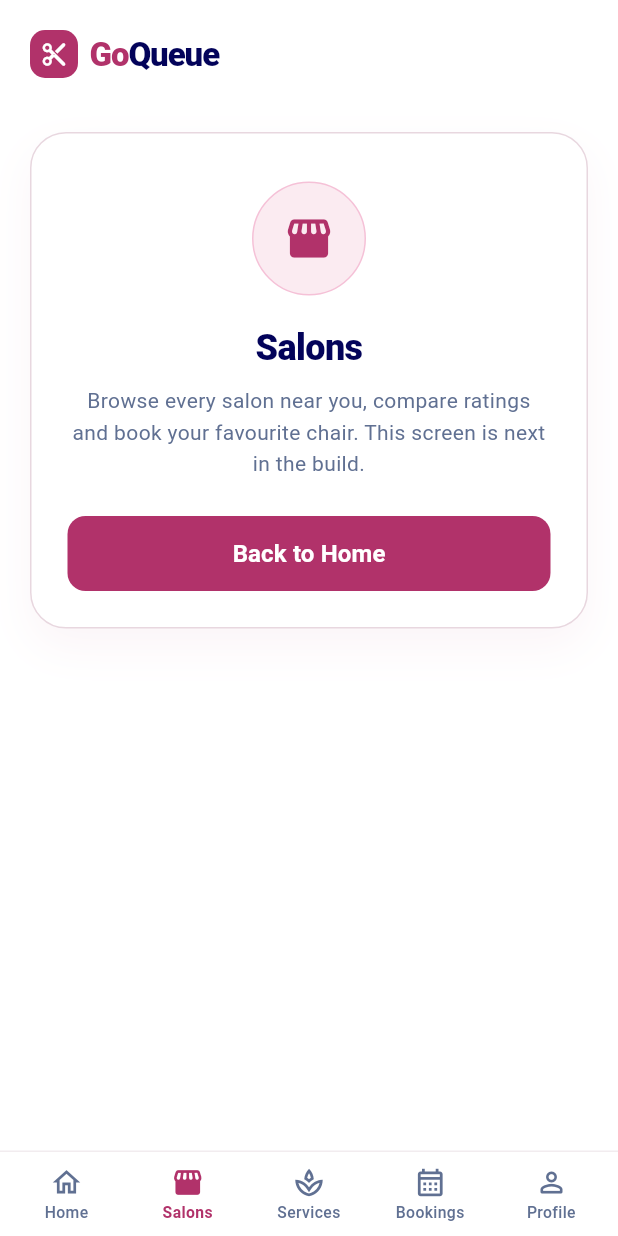
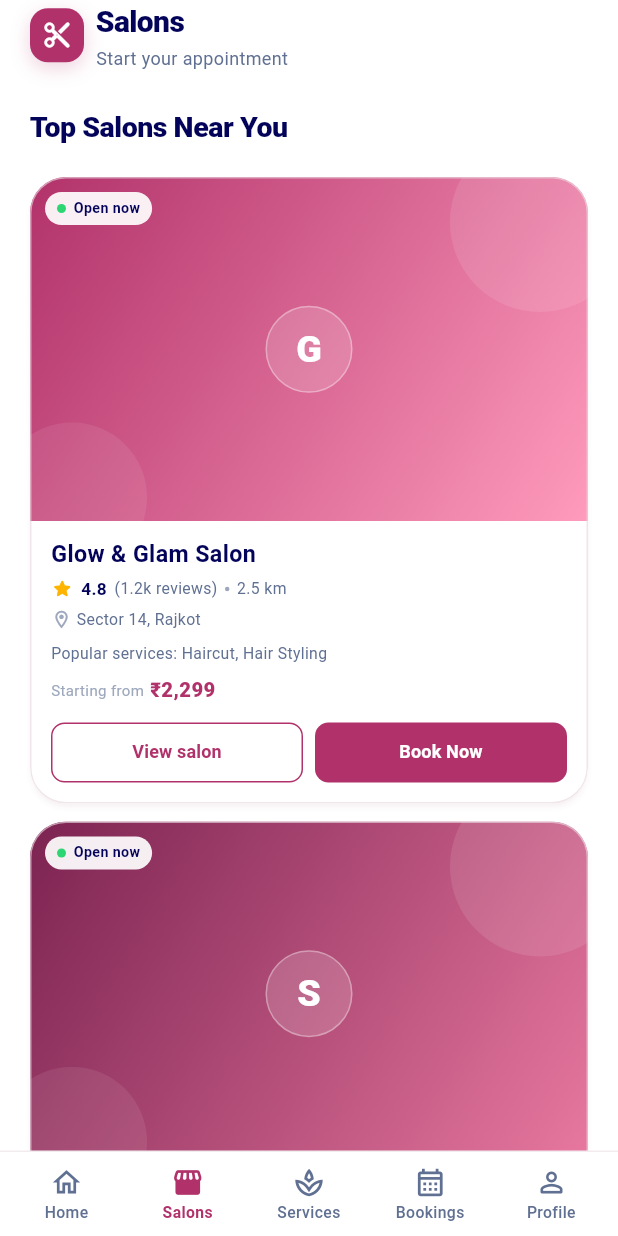
Before and after one commit to kkalariya988-spec/GoQueue, a Flutter app: the UserHomePage screen opened by its route, scrolled down 400 dp, after a tap on "Salons", on a phone screen of 412 x 824 dp. Run offline on Flutter 3.47's test engine with Material 3 defaults, Android fonts, the phone set to English and light mode, and no system bars; accounts and stored records are empty.

Commit message:
some changes and salon page

```diff
--- a/lib/app/router/app_router.dart
+++ b/lib/app/router/app_router.dart
@@ -9,6 +9,7 @@ import '../../features/auth/presentation/pages/forgot_password_page.dart';
 import '../../features/auth/presentation/pages/reset_password_page.dart';
 import '../../features/auth/presentation/pages/success_page.dart';
 import '../../features/user/presentation/pages/user_home_page.dart';
+import '../../features/user/presentation/pages/salons_list_page.dart';
 
 class AppRouter {
   AppRouter._();
@@ -56,6 +57,10 @@ class AppRouter {
       case RouteNames.userHome:
         return MaterialPageRoute(builder: (_) => const UserHomePage());
 
+      // TEMPORARY: customer Salons list until the real flow is built.
+      case RouteNames.userSalons:
+        return MaterialPageRoute(builder: (_) => const SalonsListPage());
+
       default:
         return MaterialPageRoute(
           builder: (_) => Scaffold(
--- a/lib/app/router/route_names.dart
+++ b/lib/app/router/route_names.dart
@@ -15,6 +15,7 @@ class RouteNames {
 
   // User / Customer Flow
   static const String userHome = '/user/home';
+  static const String userSalons = '/user/salons';
   static const String userSearch = '/user/search';
   static const String userSalonDetails = '/user/salon';
   static const String userServices = '/user/services';
--- a/lib/app/theme/app_spacing.dart
+++ b/lib/app/theme/app_spacing.dart
@@ -25,4 +25,12 @@ class AppSpacing {
   static const double lg = 24.0;
   static const double xl = 32.0;
   static const double xxl = 48.0;
+
+  /// Horizontal page inset shared by the dashboard and every panel shell.
+  static double pagePadding(double width) {
+    if (width >= 900) return 40;
+    if (width >= 600) return 32;
+    if (width < 360) return 16;
+    return 20;
+  }
 }
--- a/lib/core/widgets/app_scaffold.dart
+++ b/lib/core/widgets/app_scaffold.dart
@@ -45,7 +45,7 @@ class AppScaffold extends StatelessWidget {
           ),
         if (subtitle != null || children != null)
           const SizedBox(height: AppSpacing.sm),
-        body ?? const SizedBox(),
+        if (body != null) Expanded(child: body!) else const SizedBox(),
         ...?footer,
       ],
     );
@@ -53,11 +53,7 @@ class AppScaffold extends StatelessWidget {
 }
 
 class _BrandHeader extends StatelessWidget {
-  const _BrandHeader({
-    required this.title,
-    this.subtitle,
-    this.titleTextStyle,
-  });
+  const _BrandHeader({required this.title, this.subtitle, this.titleTextStyle});
 
   final String title;
   final String? subtitle;
@@ -65,7 +61,13 @@ class _BrandHeader extends StatelessWidget {
 
   @override
   Widget build(BuildContext context) {
-    return Row(
+    return LayoutBuilder(
+      builder: (context, constraints) {
+        return Padding(
+          padding: EdgeInsets.symmetric(
+            horizontal: AppSpacing.pagePadding(constraints.maxWidth),
+          ),
+          child: Row(
             children: [
               Container(
                 width: 36,
@@ -95,7 +97,8 @@ class _BrandHeader extends StatelessWidget {
                   children: [
                     Text(
                       title,
-                style: titleTextStyle ??
+                      style:
+                          titleTextStyle ??
                           TextStyle(
                             color: AppColors.textPrimary,
                             fontSize: 20,
@@ -119,6 +122,9 @@ class _BrandHeader extends StatelessWidget {
                 ),
               ),
             ],
+          ),
+        );
+      },
     );
   }
 }
--- a/lib/core/widgets/section_header.dart
+++ b/lib/core/widgets/section_header.dart
@@ -4,35 +4,31 @@ import '../../app/theme/app_colors.dart';
 
 /// Section header with a title and an optional action.
 class SectionHeader extends StatelessWidget {
-  const SectionHeader({
-    super.key,
-    required this.title,
-    this.onAction,
-    this.inset = false,
-  });
+  const SectionHeader({super.key, required this.title, this.onAction});
 
   final String title;
   final VoidCallback? onAction;
-  final bool inset;
 
   @override
   Widget build(BuildContext context) {
     return Padding(
-      padding: inset
-          ? const EdgeInsets.symmetric(horizontal: 16)
-          : const EdgeInsets.symmetric(horizontal: 16, vertical: 8),
+      padding: const EdgeInsets.symmetric(vertical: 8),
       child: Row(
         mainAxisAlignment: MainAxisAlignment.spaceBetween,
         children: [
-          Semantics(
+          Expanded(
+            child: Semantics(
               header: true,
               child: Text(
                 title,
+                maxLines: 1,
+                overflow: TextOverflow.ellipsis,
                 style: const TextStyle(
                   color: AppColors.textPrimary,
                   fontSize: 19,
                   fontWeight: FontWeight.w800,
                   letterSpacing: -0.3,
+                ),
               ),
             ),
           ),
@@ -52,7 +48,10 @@ class SectionHeader extends StatelessWidget {
                       'View All',
                       maxLines: 1,
                       overflow: TextOverflow.ellipsis,
-                      style: TextStyle(fontSize: 12.5, fontWeight: FontWeight.w600),
+                      style: TextStyle(
+                        fontSize: 12.5,
+                        fontWeight: FontWeight.w600,
+                      ),
                     ),
                   ),
                   SizedBox(width: 2),
--- /dev/null
+++ b/lib/features/user/presentation/pages/salons_list_page.dart
@@ -0,0 +1,121 @@
+import 'package:flutter/material.dart';
+
+import '../../../../app/theme/app_colors.dart';
+import '../../../../app/theme/app_spacing.dart';
+import '../../../../core/widgets/app_scaffold.dart';
+import '../../../../core/widgets/section_header.dart';
+import '../../data/mock_user_data.dart';
+import '../../data/models/salon.dart';
+import '../../presentation/widgets/salon_card.dart';
+
+/// Customer panel "Salons" tab.
+///
+/// Shows the top salons near the user as a responsive card grid. Each card
+/// carries an [onView] (open the salon detail) and an [onBook] (start the
+/// booking flow). The temporary placeholder copy is swapped for the real
+/// detail/booking screens in the next iterations.
+class SalonsListPage extends StatelessWidget {
+  const SalonsListPage({super.key});
+
+  static void navigateToSalon(BuildContext context, Salon salon) {
+    ScaffoldMessenger.of(context).showSnackBar(
+      SnackBar(
+        content: Text('Salon detail coming next.'),
+        behavior: SnackBarBehavior.floating,
+        backgroundColor: AppColors.textPrimary,
+        shape: RoundedRectangleBorder(borderRadius: AppRadius.borderMd),
+      ),
+    );
+  }
+
+  static void _bookAppointment(BuildContext context, Salon salon) {
+    ScaffoldMessenger.of(context).showSnackBar(
+      SnackBar(
+        content: Text('Pick a salon to start your appointment.'),
+        behavior: SnackBarBehavior.floating,
+        backgroundColor: AppColors.textPrimary,
+        shape: RoundedRectangleBorder(borderRadius: AppRadius.borderMd),
+      ),
+    );
+  }
+
+  @override
+  Widget build(BuildContext context) {
+    return SafeArea(
+      top: true,
+      bottom: false,
+      child: AppScaffold(
+        title: 'Salons',
+        subtitle: 'Start your appointment',
+        body: _SalonsListBody(),
+      ),
+    );
+  }
+}
+
+class _SalonsListBody extends StatelessWidget {
+  @override
+  Widget build(BuildContext context) {
+    return LayoutBuilder(
+      builder: (context, constraints) {
+        final padding = AppSpacing.pagePadding(constraints.maxWidth);
+        return ListView(
+          padding: EdgeInsets.fromLTRB(padding, 8, padding, 12),
+          children: [_SectionWithHeader(), SizedBox(height: 12), _SalonGrid()],
+        );
+      },
+    );
+  }
+}
+
+class _SectionWithHeader extends StatelessWidget {
+  const _SectionWithHeader();
+
+  @override
+  Widget build(BuildContext context) {
+    return const SectionHeader(title: 'Top Salons Near You');
+  }
+}
+
+class _SalonGrid extends StatelessWidget {
+  const _SalonGrid();
+
+  static const double _gap = 12;
+
+  @override
+  Widget build(BuildContext context) {
+    return LayoutBuilder(
+      builder: (context, constraints) {
+        final width = constraints.maxWidth;
+
+        final columns = width >= 1100 ? 3 : (width >= 600 ? 2 : 1);
+        final cardWidth = (width - _gap * (columns - 1)) / columns;
+
+        return Wrap(
+          spacing: _gap,
+          runSpacing: _gap,
+          children: _cardList(context, cardWidth),
+        );
+      },
+    );
+  }
+}
+
+List<Widget> _cardList(BuildContext context, double width) {
+  final list = <Widget>[];
+  for (var i = 0; i < MockUserData.topSalons.length; i++) {
+    final salon = MockUserData.topSalons[i];
+    list.add(
+      SizedBox(
+        width: width,
+        child: SalonCard(
+          salon: salon,
+          paletteIndex: i,
+          onView: () => SalonsListPage.navigateToSalon(context, salon),
+          onBook: () => SalonsListPage._bookAppointment(context, salon),
+        ),
+      ),
+    );
+  }
+  return list;
+}
--- a/lib/features/user/presentation/pages/user_home_page.dart
+++ b/lib/features/user/presentation/pages/user_home_page.dart
@@ -7,9 +7,9 @@ import '../../../../app/theme/app_spacing.dart';
 import '../../../../core/services/navigation_service.dart';
 import '../../../../core/widgets/app_button.dart';
 import '../../../../core/widgets/app_wordmark.dart';
+import '../../../../features/user/presentation/pages/salons_list_page.dart';
 import '../../../auth/data/auth_service.dart';
 import '../widgets/dashboard_home_view.dart';
-import '../widgets/dashboard_layout.dart';
 
 /// Customer panel shell with a bottom bar on phones and a rail on wider screens.
 class UserHomePage extends StatefulWidget {
@@ -107,14 +107,7 @@ class _UserHomePageState extends State<UserHomePage> {
         },
         onBrowseServices: () => _selectTab(2),
       ),
-      _ComingSoonTab(
-        title: 'Salons',
-        description:
-            'Browse every salon near you, compare ratings and book your '
-            'favourite chair. This screen is next in the build.',
-        icon: Icons.storefront_rounded,
-        onBackHome: () => _selectTab(0),
-      ),
+      const SalonsListPage(),
       _ComingSoonTab(
         title: 'Services',
         description:
@@ -558,7 +551,7 @@ class _ComingSoonTab extends StatelessWidget {
   Widget build(BuildContext context) {
     return LayoutBuilder(
       builder: (context, constraints) {
-        final padding = DashboardLayout.pagePadding(constraints.maxWidth);
+        final padding = AppSpacing.pagePadding(constraints.maxWidth);
 
         return SafeArea(
           child: SingleChildScrollView(
@@ -658,7 +651,7 @@ class _ProfileTab extends StatelessWidget {
   Widget build(BuildContext context) {
     return LayoutBuilder(
       builder: (context, constraints) {
-        final padding = DashboardLayout.pagePadding(constraints.maxWidth);
+        final padding = AppSpacing.pagePadding(constraints.maxWidth);
 
         return SafeArea(
           child: SingleChildScrollView(
--- a/lib/features/user/presentation/widgets/dashboard_home_view.dart
+++ b/lib/features/user/presentation/widgets/dashboard_home_view.dart
@@ -3,6 +3,7 @@ import 'dart:math' as math;
 import 'package:flutter/material.dart';
 
 import '../../../../app/theme/app_colors.dart';
+import '../../../../app/theme/app_spacing.dart';
 import '../../data/mock_user_data.dart';
 import '../../data/models/popular_service.dart';
 import 'dashboard_layout.dart';
@@ -94,7 +95,7 @@ class _PopularServicesSection extends StatelessWidget {
     return LayoutBuilder(
       builder: (context, constraints) {
         final width = constraints.maxWidth;
-        final padding = DashboardLayout.pagePadding(width);
+        final padding = AppSpacing.pagePadding(width);
         final textScale = MediaQuery.textScalerOf(context).scale(1);
         final grid = width >= 600 && textScale <= 1.5;
 
@@ -183,7 +184,7 @@ class _TopSalonsSection extends StatelessWidget {
     return LayoutBuilder(
       builder: (context, constraints) {
         final width = constraints.maxWidth;
-        final padding = DashboardLayout.pagePadding(width);
+        final padding = AppSpacing.pagePadding(width);
         final textScale = MediaQuery.textScalerOf(context).scale(1);
         final phone = width < 600;
         final contentWidth = width - padding * 2;
--- a/lib/features/user/presentation/widgets/dashboard_layout.dart
+++ b/lib/features/user/presentation/widgets/dashboard_layout.dart
@@ -3,11 +3,4 @@ class DashboardLayout {
   DashboardLayout._();
 
   static const double maxContentWidth = 1200;
-
-  static double pagePadding(double width) {
-    if (width >= 900) return 40;
-    if (width >= 600) return 32;
-    if (width < 360) return 16;
-    return 20;
-  }
 }
--- a/lib/features/user/presentation/widgets/home_hero.dart
+++ b/lib/features/user/presentation/widgets/home_hero.dart
@@ -62,7 +62,7 @@ class _HomeHeroState extends State<HomeHero> {
   Widget build(BuildContext context) {
     return LayoutBuilder(
       builder: (context, constraints) {
-        final pagePadding = DashboardLayout.pagePadding(constraints.maxWidth);
+        final pagePadding = AppSpacing.pagePadding(constraints.maxWidth);
         final outerWidth = math.min(
           constraints.maxWidth,
           DashboardLayout.maxContentWidth,
```
Also changed, not shown: 2 other files. Lines whose indentation alone changed are shown as unchanged.
